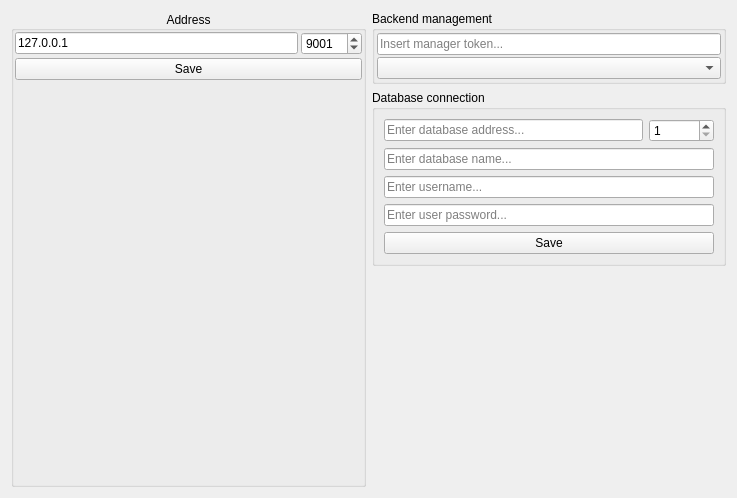
Qt form Apps/ControlWindow/src/gui/widgets/aimanagerservicewidget.ui (VinTRiZz/ProjectAgency) before a commit.
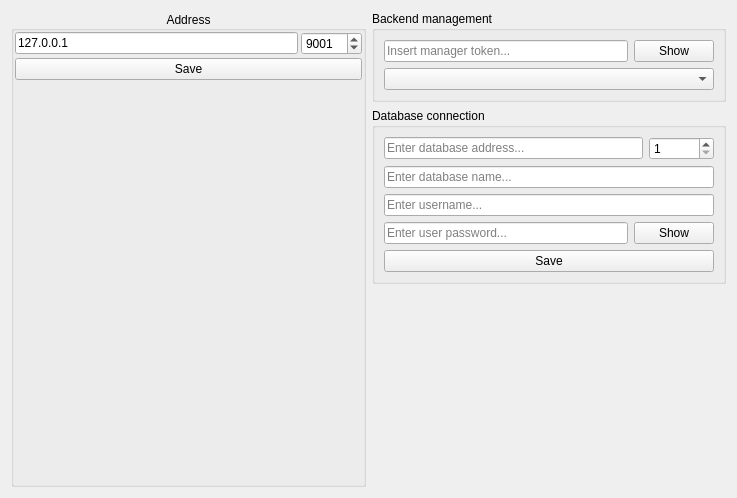
The same form after that commit. Custom widgets are drawn as their Qt base class.

The edit to the form file:
```diff
--- a/Apps/ControlWindow/src/gui/widgets/aimanagerservicewidget.ui
+++ b/Apps/ControlWindow/src/gui/widgets/aimanagerservicewidget.ui
@@ -91,21 +91,8 @@
       <string>Backend management</string>
      </property>
      <layout class="QVBoxLayout" name="verticalLayout">
-      <property name="spacing">
-       <number>2</number>
-      </property>
-      <property name="leftMargin">
-       <number>2</number>
-      </property>
-      <property name="topMargin">
-       <number>2</number>
-      </property>
-      <property name="rightMargin">
-       <number>2</number>
-      </property>
-      <property name="bottomMargin">
-       <number>2</number>
-      </property>
+      <item>
+       <layout class="QHBoxLayout" name="horizontalLayout_3">
       <item>
        <widget class="QLineEdit" name="lineEditToken">
         <property name="echoMode">
@@ -117,6 +104,15 @@
        </widget>
       </item>
       <item>
+         <widget class="QPushButton" name="pushButtonShowPassword">
+          <property name="text">
+           <string>Show</string>
+          </property>
+         </widget>
+        </item>
+       </layout>
+      </item>
+      <item>
        <widget class="QComboBox" name="comboBoxInputModel"/>
       </item>
      </layout>
@@ -177,6 +173,8 @@
        </widget>
       </item>
       <item>
+       <layout class="QHBoxLayout" name="horizontalLayout_4">
+        <item>
        <widget class="QLineEdit" name="lineEditDBPass">
         <property name="echoMode">
          <enum>QLineEdit::Password</enum>
@@ -185,6 +183,15 @@
          <string>Enter user password...</string>
         </property>
        </widget>
+        </item>
+        <item>
+         <widget class="QPushButton" name="pushButtonDBShowPassword">
+          <property name="text">
+           <string>Show</string>
+          </property>
+         </widget>
+        </item>
+       </layout>
       </item>
       <item>
        <widget class="QPushButton" name="pushButtonSaveDBConfig">
```
Lines whose indentation alone changed are shown as unchanged.
